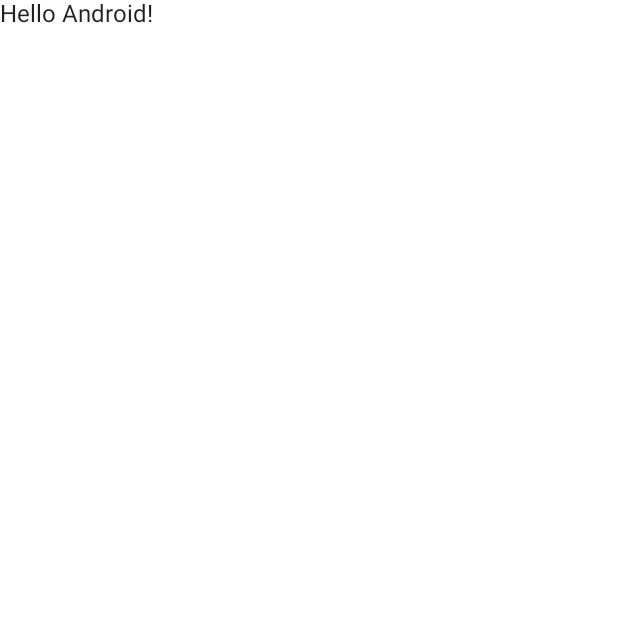
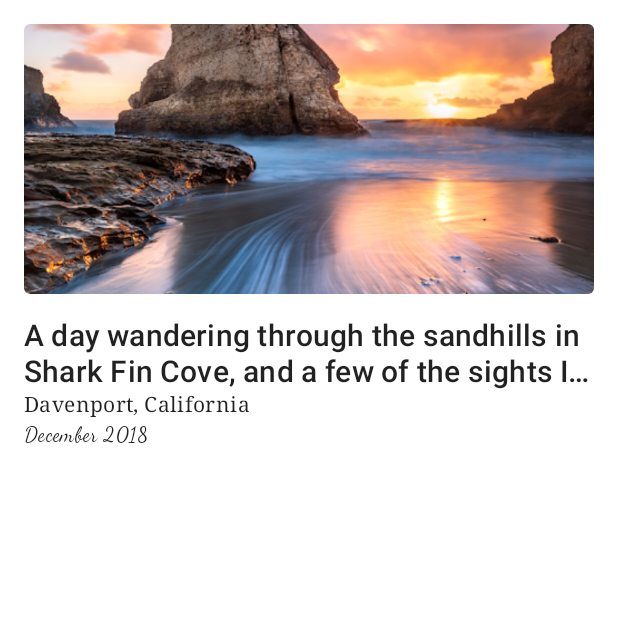
Before and after one commit to AlonsoPaulino/android-codelabs, an Android app built with Jetpack Compose: the screen it shows after launch (MainActivity), on a phone screen of 412 x 824 dp, the top half of it. Before the commit the part shown is almost empty. Run offline under Robolectric (Android 15) with nearby library versions, the phone set to English and light mode, and no system bars.

Commit message:
finish jetpack-compose-basics

```diff
--- a/android-jetpack-compose/jetpack-compose-basics/app/build.gradle
+++ b/android-jetpack-compose/jetpack-compose-basics/app/build.gradle
@@ -44,12 +44,12 @@ dependencies {
 
     implementation 'androidx.core:core-ktx:1.3.2'
     implementation 'androidx.appcompat:appcompat:1.2.0'
-    implementation 'com.google.android.material:material:1.2.1'
+    implementation 'com.google.android.material:material:1.3.0'
     implementation "androidx.compose.ui:ui:$compose_version"
     implementation "androidx.compose.material:material:$compose_version"
     implementation "androidx.compose.ui:ui-tooling:$compose_version"
     implementation 'androidx.lifecycle:lifecycle-runtime-ktx:2.3.0-alpha06'
-    implementation 'androidx.activity:activity-compose:1.3.0-alpha02'
+    implementation 'androidx.activity:activity-compose:1.3.0-alpha03'
     testImplementation 'junit:junit:4.+'
     androidTestImplementation 'androidx.test.ext:junit:1.1.2'
     androidTestImplementation 'androidx.test.espresso:espresso-core:3.3.0'
--- a/android-jetpack-compose/jetpack-compose-basics/app/src/main/java/com/luisalonso/jetpackcomposebasics/MainActivity.kt
+++ b/android-jetpack-compose/jetpack-compose-basics/app/src/main/java/com/luisalonso/jetpackcomposebasics/MainActivity.kt
@@ -3,36 +3,66 @@ package com.luisalonso.jetpackcomposebasics
 import android.os.Bundle
 import androidx.activity.compose.setContent
 import androidx.appcompat.app.AppCompatActivity
+import androidx.compose.foundation.Image
+import androidx.compose.foundation.layout.*
+import androidx.compose.foundation.shape.RoundedCornerShape
 import androidx.compose.material.MaterialTheme
-import androidx.compose.material.Surface
 import androidx.compose.material.Text
 import androidx.compose.runtime.Composable
+import androidx.compose.ui.Modifier
+import androidx.compose.ui.draw.clip
+import androidx.compose.ui.layout.ContentScale
+import androidx.compose.ui.res.painterResource
+import androidx.compose.ui.text.font.FontFamily
+import androidx.compose.ui.text.style.TextOverflow
 import androidx.compose.ui.tooling.preview.Preview
-import com.luisalonso.jetpackcomposebasics.ui.theme.JetpackcomposebasicsTheme
+import androidx.compose.ui.unit.dp
 
 class MainActivity : AppCompatActivity() {
     override fun onCreate(savedInstanceState: Bundle?) {
         super.onCreate(savedInstanceState)
         setContent {
-            JetpackcomposebasicsTheme {
-                // A surface container using the 'background' color from the theme
-                Surface(color = MaterialTheme.colors.background) {
-                    Greeting("Android")
-                }
-            }
+            NewsStory()
         }
     }
 }
 
 @Composable
-fun Greeting(name: String) {
-    Text(text = "Hello $name!")
+fun NewsStory() {
+    MaterialTheme {
+        val typography = MaterialTheme.typography
+        Column(
+            modifier = Modifier.padding(all = 16.dp)
+        ) {
+            Image(
+                painter = painterResource(id = R.drawable.header),
+                contentDescription = null,
+                modifier = Modifier
+                    .height(180.dp)
+                    .fillMaxWidth()
+                    .clip(RoundedCornerShape(4.dp)),
+                contentScale = ContentScale.Crop
+            )
+
+            Spacer(modifier = Modifier.height(16.dp))
+
+            Text(
+                "A day wandering through the sandhills " +
+                        "in Shark Fin Cove, and a few of the " +
+                        "sights I saw",
+                style = typography.h6,
+                fontFamily = FontFamily.SansSerif,
+                maxLines = 2,
+                overflow = TextOverflow.Ellipsis,
+            )
+            Text("Davenport, California", style = typography.body2, fontFamily = FontFamily.Serif)
+            Text("December 2018", style = typography.body2, fontFamily = FontFamily.Cursive)
+        }
+    }
 }
 
-@Preview(showBackground = true)
+@Preview
 @Composable
 fun DefaultPreview() {
-    JetpackcomposebasicsTheme {
-        Greeting("Android")
-    }
+    NewsStory()
 }
```
Also changed, not shown: android-jetpack-compose/jetpack-compose-basics/app/src/main/res/drawable/header.png (added).
